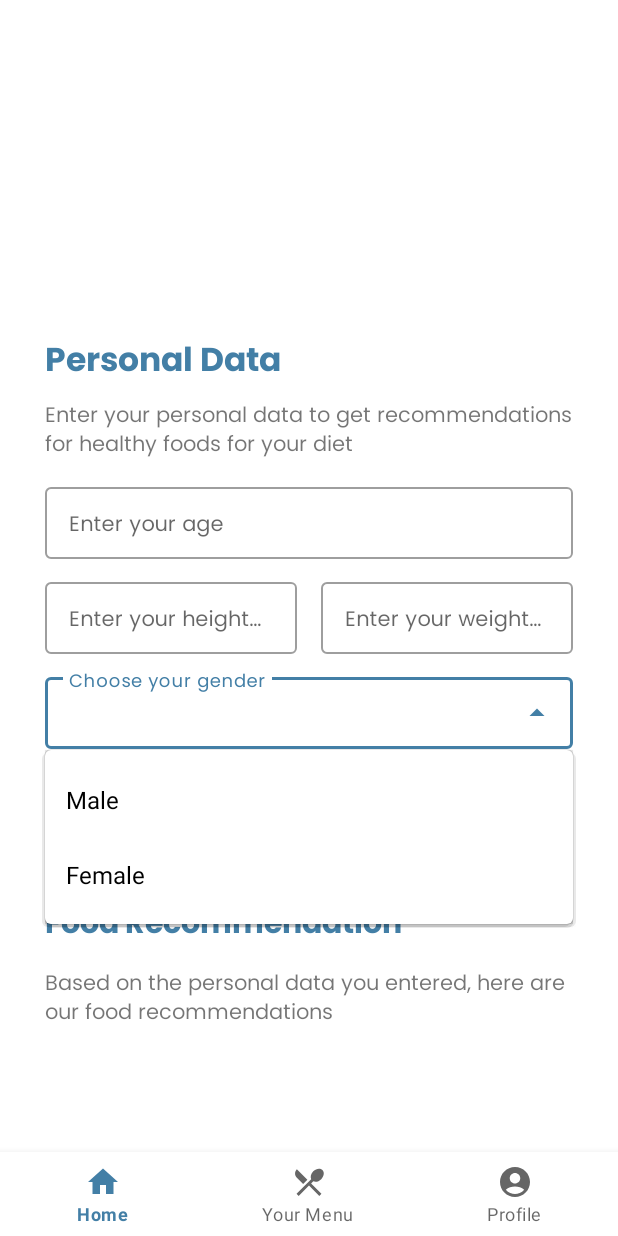
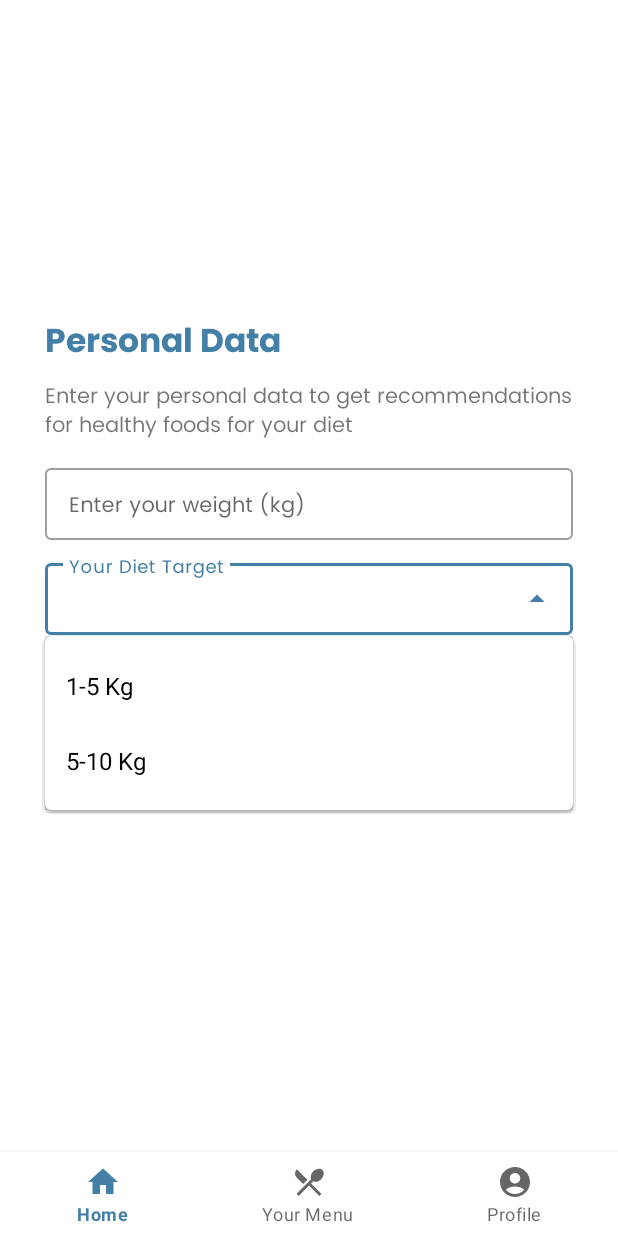
Before and after one commit to youngdude/NutriFit, an Android app: the screen it shows after launch (MainActivity), after a tap on an icon or button, on a phone screen of 412 x 824 dp. Run offline under Robolectric (Android 15) with nearby library versions, the phone set to English and light mode, and no system bars; our stand-ins replace navigation-ui.

Commit message:
Fragment Home Diet Target

```diff
--- a/app/src/main/java/com/example/nutrifit/ui/home/HomeFragment.kt
+++ b/app/src/main/java/com/example/nutrifit/ui/home/HomeFragment.kt
@@ -18,8 +18,8 @@ class HomeFragment : Fragment() {
 
     override fun onResume() {
         super.onResume()
-        val gender = resources.getStringArray(R.array.gender)
-        val arrayAdapter = ArrayAdapter(requireContext(), R.layout.dropdown_item, gender)
+        val weight = resources.getStringArray(R.array.weight_item)
+        val arrayAdapter = ArrayAdapter(requireContext(), R.layout.dropdown_item, weight)
         binding.fieldGender.setAdapter(arrayAdapter)
     }
 
--- a/app/src/main/res/layout/activity_main.xml
+++ b/app/src/main/res/layout/activity_main.xml
@@ -13,7 +13,7 @@
         app:navGraph="@navigation/mobile_navigation"
         app:defaultNavHost="true"
         android:layout_width="match_parent"
-        android:layout_height="wrap_content"
+        android:layout_height="match_parent"
         android:layout_above="@+id/bottom_navigation"/>
 
     <com.google.android.material.bottomnavigation.BottomNavigationView
--- a/app/src/main/res/layout/fragment_home.xml
+++ b/app/src/main/res/layout/fragment_home.xml
@@ -10,7 +10,8 @@
     <RelativeLayout
         android:layout_width="match_parent"
         android:layout_height="wrap_content"
-        android:padding="30dp">
+        android:padding="30dp"
+        android:layout_marginTop="180dp">
 
         <TextView
             android:id="@+id/heading_home"
@@ -32,58 +33,20 @@
             android:fontFamily="@font/poppins"
             android:layout_below="@+id/heading_home"/>
 
-        <com.google.android.material.textfield.TextInputLayout
-            style="@style/Widget.MaterialComponents.TextInputLayout.OutlinedBox"
-            android:id="@+id/label_age"
-            android:layout_width="match_parent"
-            android:layout_height="wrap_content"
-            android:hint="@string/age"
-            android:layout_below="@+id/desc_home"
-            android:layout_marginTop="10dp">
-
-            <com.google.android.material.textfield.TextInputEditText
-                android:id="@+id/field_age"
-                android:layout_width="match_parent"
-                android:layout_height="wrap_content"
-                android:fontFamily="@font/poppins"
-                android:textSize="14sp"
-                android:paddingVertical="12dp"/>
-        </com.google.android.material.textfield.TextInputLayout>
-
         <LinearLayout
             android:id="@+id/row"
             android:layout_width="match_parent"
             android:layout_height="wrap_content"
             android:orientation="horizontal"
             android:gravity="center"
-            android:layout_below="@+id/label_age"
+            android:layout_below="@+id/desc_home"
             android:layout_marginTop="10dp">
-
-            <com.google.android.material.textfield.TextInputLayout
-                style="@style/Widget.MaterialComponents.TextInputLayout.OutlinedBox"
-                android:id="@+id/label_height"
-                android:layout_width="0dp"
-                android:layout_height="wrap_content"
-                android:layout_marginEnd="8dp"
-                android:layout_weight="1"
-                android:hint="@string/height">
-
-                <com.google.android.material.textfield.TextInputEditText
-                    android:id="@+id/field_height"
-                    android:layout_width="match_parent"
-                    android:layout_height="wrap_content"
-                    android:fontFamily="@font/poppins"
-                    android:inputType="number"
-                    android:paddingVertical="12dp"
-                    android:textSize="14sp"/>
-            </com.google.android.material.textfield.TextInputLayout>
 
             <com.google.android.material.textfield.TextInputLayout
                 style="@style/Widget.MaterialComponents.TextInputLayout.OutlinedBox"
                 android:id="@+id/label_weight"
                 android:layout_width="0dp"
                 android:layout_height="wrap_content"
-                android:layout_marginStart="8dp"
                 android:layout_weight="1"
                 android:hint="@string/weight">
 
@@ -113,7 +76,7 @@
                 android:layout_height="match_parent"
                 android:fontFamily="@font/poppins"
                 android:inputType="none"
-                android:hint="@string/gender"
+                android:hint="@string/diet_target"
                 android:paddingVertical="12dp"
                 android:textSize="14sp"/>
         </com.google.android.material.textfield.TextInputLayout>
@@ -129,35 +92,6 @@
             android:layout_marginTop="10dp"
             app:cornerRadius="30dp"
             android:layout_below="@+id/label_gender"/>
-
-        <TextView
-            android:id="@+id/heading_recommendation"
-            android:layout_width="wrap_content"
-            android:layout_height="wrap_content"
-            android:text="@string/heading_recommendation"
-            android:textColor="@color/secondary"
-            android:layout_marginTop="30dp"
-            android:layout_marginBottom="10dp"
-            android:fontFamily="@font/poppins_bold"
-            android:textSize="20sp"
-            android:layout_below="@+id/btn_search"/>
-
-        <TextView
-            android:id="@+id/desc_recommendation"
-            android:layout_width="wrap_content"
-            android:layout_height="wrap_content"
-            android:text="@string/desc_recommendation"
-            android:layout_marginBottom="10dp"
-            android:fontFamily="@font/poppins"
-            android:textSize="14sp"
-            android:layout_below="@+id/heading_recommendation"/>
-
-        <androidx.recyclerview.widget.RecyclerView
-            android:id="@+id/recyclerview_food"
-            android:layout_width="match_parent"
-            android:layout_height="wrap_content"
-            android:paddingVertical="20dp"
-            android:layout_below="@+id/desc_recommendation"/>
     </RelativeLayout>
 
 </ScrollView>
--- a/app/src/main/res/values/strings.xml
+++ b/app/src/main/res/values/strings.xml
@@ -12,14 +12,14 @@
     <string name="age">Enter your age</string>
     <string name="height">Enter your height (cm)</string>
     <string name="weight">Enter your weight (kg)</string>
-    <string name="gender">Choose your gender</string>
-    <string name="btn_search">Search Recomendation</string>
+    <string name="diet_target">Your Diet Target</string>
+    <string name="btn_search">Get My Menu</string>
     <string name="heading_recommendation">Food Recommendation</string>
     <string name="desc_recommendation">Based on the personal data you entered, here are our food recommendations</string>
 
-    <string-array name="gender">
-        <item>Male</item>
-        <item>Female</item>
+    <string-array name="weight_item">
+        <item>1-5 Kg</item>
+        <item>5-10 Kg</item>
     </string-array>
 
     // register and login
```
